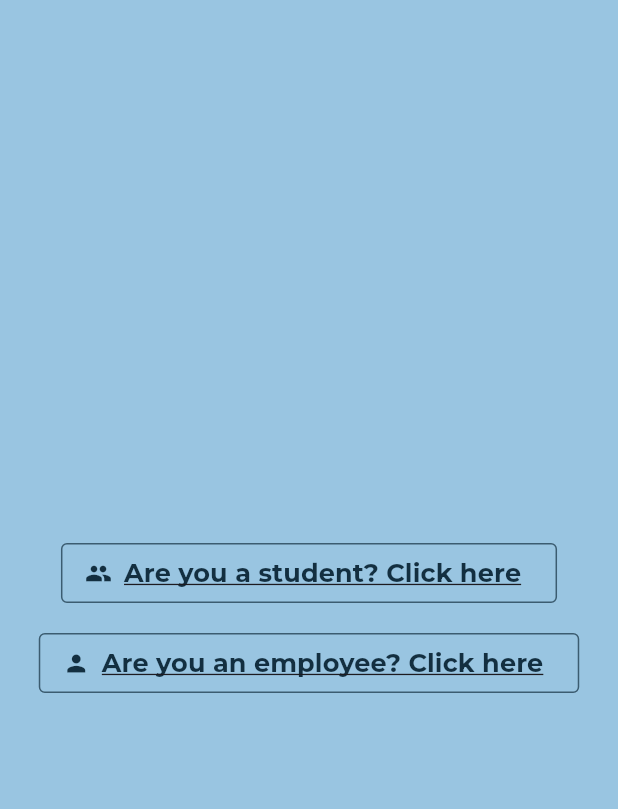
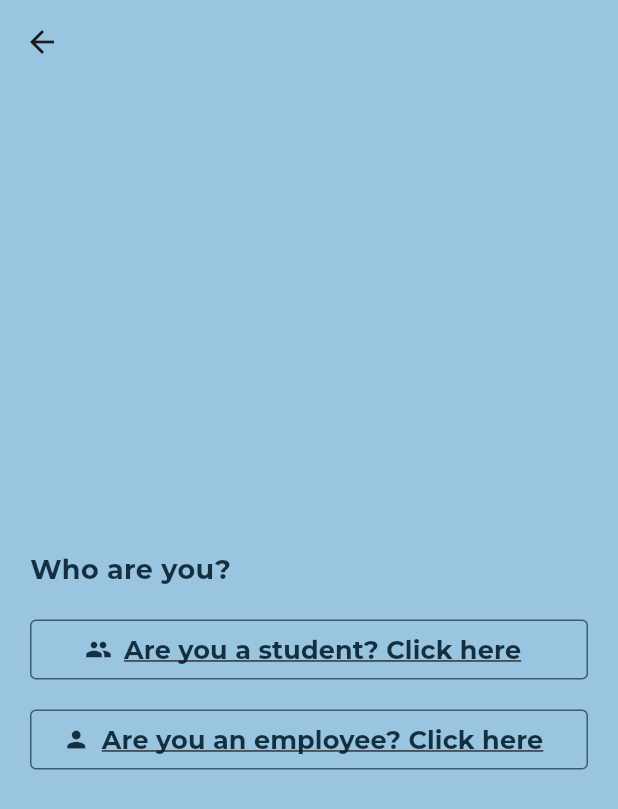
Before and after one commit to Kobby09/attendance_system, a Flutter app: the screen it shows after launch, after a tap on "Don't have an account, Sign up here", on a phone screen of 412 x 824 dp. Shown: the top 809 px of the screen. Run offline on Flutter 3.47's test engine with Material 3 defaults, Android fonts, the light colour scheme and no system bars; our stand-ins replace google_fonts.

Commit message:
made simple fixes

```diff
--- a/lib/pages/authentication/login_page.dart
+++ b/lib/pages/authentication/login_page.dart
@@ -9,7 +9,8 @@
   Widget build(BuildContext context) {
     return Scaffold(
       backgroundColor: const Color.fromRGBO(153, 197, 225, 1),
-      body: SingleChildScrollView(
+      body: Center(
+        child: SingleChildScrollView(
           child: Padding(
             padding: const EdgeInsets.all(20.0),
             child: Column(
@@ -124,6 +125,7 @@
             ),
           ),
         ),
+      ),
     );
   }
 }
--- a/lib/pages/authentication/signup/employee_signup_page.dart
+++ b/lib/pages/authentication/signup/employee_signup_page.dart
@@ -7,6 +7,10 @@
   @override
   Widget build(BuildContext context) {
     return Scaffold(
+      appBar: AppBar(
+        title: const Text('Employee Sign up'),
+        backgroundColor: const Color.fromRGBO(153, 197, 225, 1),
+      ),
       backgroundColor: const Color.fromRGBO(153, 197, 225, 1),
       body: Padding(
         padding: const EdgeInsets.all(20.0),
--- a/lib/pages/authentication/signup/student_signup_page.dart
+++ b/lib/pages/authentication/signup/student_signup_page.dart
@@ -7,6 +7,10 @@
   @override
   Widget build(BuildContext context) {
     return Scaffold(
+      appBar: AppBar(
+        title: Text('Student Sign up'),
+        backgroundColor: const Color.fromRGBO(153, 197, 225, 1),
+      ),
       backgroundColor: const Color.fromRGBO(153, 197, 225, 1),
       body: Padding(
         padding: const EdgeInsets.all(20.0),
--- a/lib/pages/authentication/signup_page.dart
+++ b/lib/pages/authentication/signup_page.dart
@@ -8,11 +8,26 @@
   @override
   Widget build(BuildContext context) {
     return Scaffold(
+      appBar: AppBar(backgroundColor: const Color.fromRGBO(153, 197, 225, 1)),
       backgroundColor: const Color.fromRGBO(153, 197, 225, 1),
       body: Center(
+        child: Padding(
+          padding: const EdgeInsets.symmetric(horizontal: 20),
           child: Column(
             mainAxisAlignment: MainAxisAlignment.center,
+            crossAxisAlignment: CrossAxisAlignment.stretch,
             children: [
+              const Text(
+                'Who are you?',
+                style: TextStyle(
+                  color: Color.fromRGBO(19, 47, 64, 1),
+                  fontWeight: FontWeight.w700,
+                  fontSize: 18,
+                ),
+              ),
+              const SizedBox(
+                height: 20,
+              ),
               SizedBox(
                 height: 40,
                 child: OutlinedButton.icon(
@@ -91,6 +106,7 @@
             ],
           ),
         ),
+      ),
     );
   }
 }
```
Also changed, not shown: 7 other files. Lines whose indentation alone changed are shown as unchanged.
